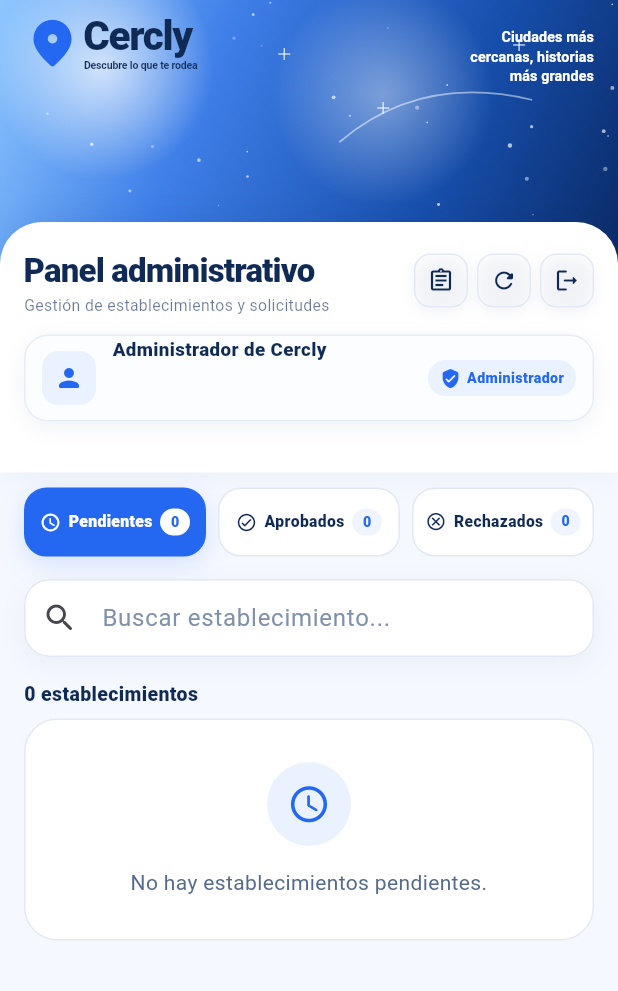
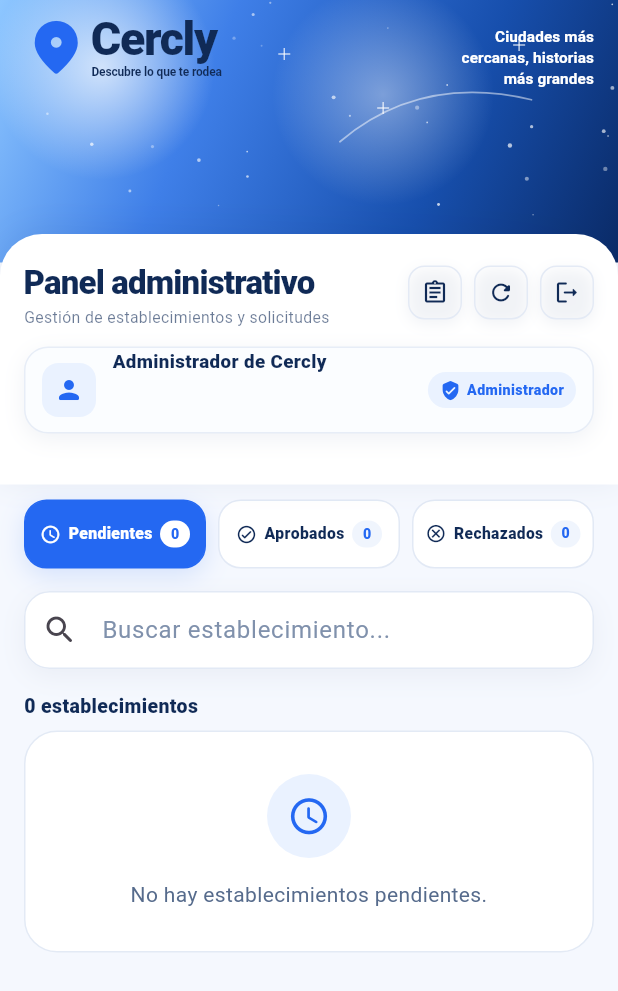
Before and after one commit to Anthony8724/Cercly, a Flutter app: the PanelAdministradorScreen screen opened directly, on a phone screen of 412 x 824 dp. Shown: the top 991 px of the screen. Run offline on Flutter 3.47's test engine with Material 3 defaults, Android fonts, the phone set to English and light mode, and no system bars; our stand-ins replace flutter_local_notifications, flutter_map, geolocator, image_picker, latlong2, supabase_flutter; accounts and stored records are empty; project files that could hold a hidden picture were left out.

Commit message:
style: ajustar proporciones de cabecera administrativa

```diff
--- a/lib/features/administracion/screens/panel_administrador_screen.dart
+++ b/lib/features/administracion/screens/panel_administrador_screen.dart
@@ -17,7 +17,6 @@ class PanelAdministradorScreen extends StatefulWidget {
 
 class _PanelAdministradorScreenState extends State<PanelAdministradorScreen> {
   static const _azul = Color(0xFF2468F2);
-  static const _turquesa = Color(0xFF17B9AE);
   static const _azulOscuro = Color(0xFF102A56);
   static const _fondo = Color(0xFFF5F8FE);
   static const _borde = Color(0xFFE2E9F5);
@@ -314,7 +313,7 @@ class _PanelAdministradorScreenState extends State<PanelAdministradorScreen> {
     return const Row(
       mainAxisSize: MainAxisSize.min,
       children: [
-        Icon(Icons.location_on_rounded, color: _azul, size: 38),
+        Icon(Icons.location_on_rounded, color: _azul, size: 43),
         SizedBox(width: 2),
         Column(
           mainAxisSize: MainAxisSize.min,
@@ -324,7 +323,7 @@ class _PanelAdministradorScreenState extends State<PanelAdministradorScreen> {
               'Cercly',
               style: TextStyle(
                 color: _azulOscuro,
-                fontSize: 27,
+                fontSize: 31,
                 height: 0.95,
                 fontWeight: FontWeight.w900,
                 letterSpacing: -0.9,
@@ -335,7 +334,7 @@ class _PanelAdministradorScreenState extends State<PanelAdministradorScreen> {
               'Descubre lo que te rodea',
               style: TextStyle(
                 color: _azulOscuro,
-                fontSize: 7,
+                fontSize: 8,
                 height: 1,
                 fontWeight: FontWeight.w700,
                 letterSpacing: -0.1,
@@ -349,7 +348,7 @@ class _PanelAdministradorScreenState extends State<PanelAdministradorScreen> {
 
   Widget _cabecera(String correo) {
     return SizedBox(
-      height: 315,
+      height: 323,
       child: Stack(
         clipBehavior: Clip.none,
         children: [
@@ -406,7 +405,7 @@ class _PanelAdministradorScreenState extends State<PanelAdministradorScreen> {
                               textAlign: TextAlign.right,
                               style: TextStyle(
                                 color: Colors.white,
-                                fontSize: 9.5,
+                                fontSize: 10.2,
                                 height: 1.35,
                                 fontWeight: FontWeight.w600,
                                 letterSpacing: 0.1,
@@ -422,7 +421,7 @@ class _PanelAdministradorScreenState extends State<PanelAdministradorScreen> {
             ),
           ),
           Positioned(
-            top: 148,
+            top: 156,
             left: 0,
             right: 0,
             bottom: 0,
@@ -483,13 +482,13 @@ class _PanelAdministradorScreenState extends State<PanelAdministradorScreen> {
                         tooltip: 'Solicitudes',
                         onPressed: _abrirSolicitudes,
                       ),
-                      const SizedBox(width: 6),
+                      const SizedBox(width: 8),
                       _accionCabecera(
                         icono: Icons.refresh_rounded,
                         tooltip: 'Actualizar',
                         onPressed: _recargar,
                       ),
-                      const SizedBox(width: 6),
+                      const SizedBox(width: 8),
                       _accionCabecera(
                         icono: Icons.logout_rounded,
                         tooltip: 'Cerrar sesiÃ³n',
```
